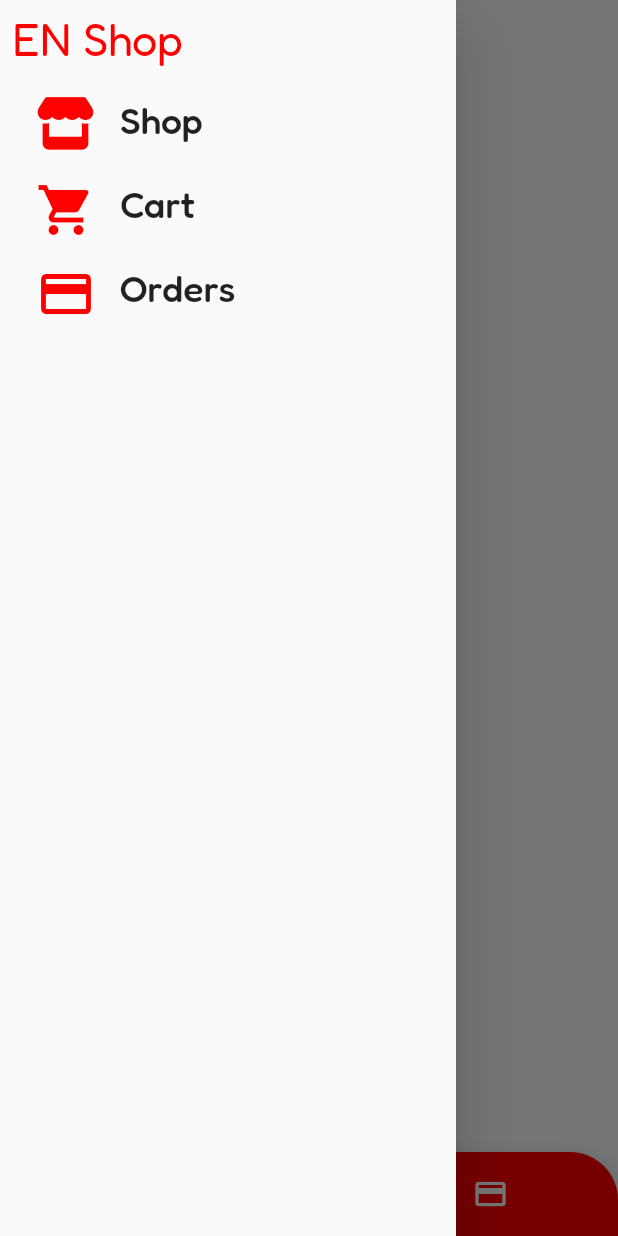
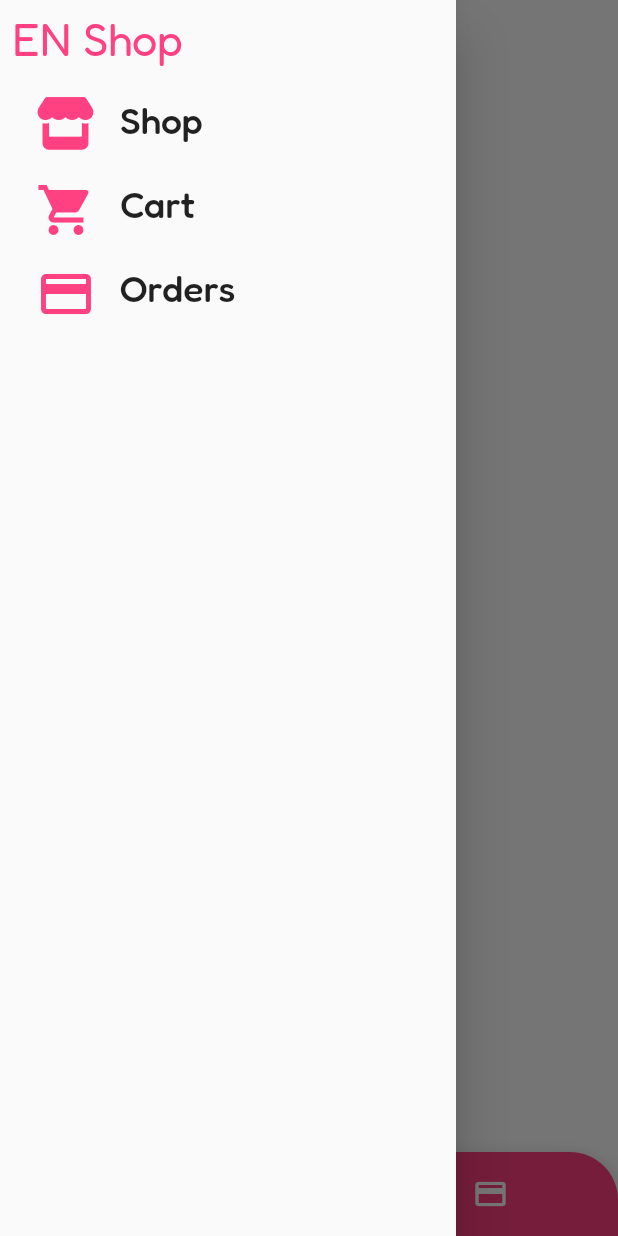
Before and after one commit to EnnachatRedwan/ennachat_redwan_ecom_app, a Flutter app: the AppContainer screen opened by its route, with the side drawer open, on a phone screen of 412 x 824 dp. Run offline on Flutter 3.47's test engine with Material 2 defaults, Android fonts, the phone set to English and light mode, and no system bars; drawn by our look-alikes of animated_bottom_navigation_bar; our stand-ins replace flutter_spinkit, font_awesome_flutter; network calls fail.

Commit message:
after setting the primary color

```diff
--- a/lib/APIs/get_products.dart
+++ b/lib/APIs/get_products.dart
@@ -1,4 +1,3 @@
-import 'package:flutter/cupertino.dart';
 import 'package:http/http.dart' as http;
 import 'dart:convert' as convert;
 import '../Models/product.dart';
--- a/lib/Screens/app_container.dart
+++ b/lib/Screens/app_container.dart
@@ -142,7 +142,10 @@ class _AppContainerState extends State<AppContainer> {
         body: const ProductsOverview(),
         floatingActionButton: FloatingActionButton(
           onPressed: () {},
-          child: const FaIcon(FontAwesomeIcons.store),
+          child: const FaIcon(
+            FontAwesomeIcons.store,
+            color: Colors.white,
+          ),
           backgroundColor: Style.primaryColor,
         ),
         floatingActionButtonLocation: FloatingActionButtonLocation.centerDocked,
--- a/lib/Screens/loading.dart
+++ b/lib/Screens/loading.dart
@@ -1,3 +1,4 @@
+import 'package:ennachat_redwan_ecom_app/Style/style.dart';
 import 'package:flutter/material.dart';
 import 'package:flutter_spinkit/flutter_spinkit.dart';
 
@@ -27,11 +28,11 @@ class _LoadingState extends State<Loading> {
 
   @override
   Widget build(BuildContext context) {
-    return const Scaffold(
+    return Scaffold(
       backgroundColor: Colors.white,
       body:Center(
         child: SpinKitChasingDots(
-          color: Colors.red,
+          color: Style.primaryColor,
           size: 50.0,
         ),
       ),
--- a/lib/Style/style.dart
+++ b/lib/Style/style.dart
@@ -1,9 +1,9 @@
-import 'package:flutter/cupertino.dart';
+import 'package:flutter/material.dart';
 
 class Style with ChangeNotifier {
   static Color backgroundColor = const Color.fromRGBO(255, 255, 255, 1);
   static Color textColor = const Color.fromRGBO(0, 0, 0, 1);
-  static Color primaryColor = const Color.fromRGBO(255, 0, 0, 1);
+  static Color primaryColor = Colors.pinkAccent;
 
   void lightMode() {
     backgroundColor = const Color.fromRGBO(255, 255, 255, 1);
--- a/lib/Widgets/products_overview.dart
+++ b/lib/Widgets/products_overview.dart
@@ -31,7 +31,7 @@ class ProductsOverview extends StatelessWidget {
             "Products",
             style: TextStyle(
               color: Style.textColor,
-              fontSize: 35,
+              fontSize: 40,
               fontWeight: FontWeight.bold,
             ),
           ),
@@ -43,12 +43,13 @@ class ProductsOverview extends StatelessWidget {
               margin: const EdgeInsets.symmetric(vertical: 5),
               child: GridView.builder(
                 gridDelegate: const SliverGridDelegateWithMaxCrossAxisExtent(
-                    maxCrossAxisExtent: 300,
-                    childAspectRatio: 3 / 2,
-                    crossAxisSpacing: 10,
-                    mainAxisSpacing: 10),
+                  maxCrossAxisExtent: 300,
+                  childAspectRatio: 3 / 3,
+                  crossAxisSpacing: 10,
+                  mainAxisSpacing: 10,
+                ),
                 itemBuilder: (ctx, i) =>
-                    ProductItem(prd: prd.itemsByCategory()[i]),
+                    ProductItem(prd: prd.itemsByCategory()[i],index:i),
                 itemCount: prd.itemsByCategory().length,
               ),
             ),
--- a/lib/main.dart
+++ b/lib/main.dart
@@ -23,7 +23,9 @@
     return MaterialApp(
       debugShowCheckedModeBanner: false,
       title: 'Ennachat Shop',
-      theme: ThemeData(fontFamily: 'Fredoka', primaryColor: Style.primaryColor),
+      theme: ThemeData(
+        fontFamily: 'Fredoka',
+      ),
       initialRoute: Loading.routeName,
       routes: {
         Loading.routeName: (_) => const Loading(),
```
Also changed, not shown: lib/Widgets/product_details.dart (+22 -10 lines), lib/Widgets/product_item.dart (+8 -3 lines).
